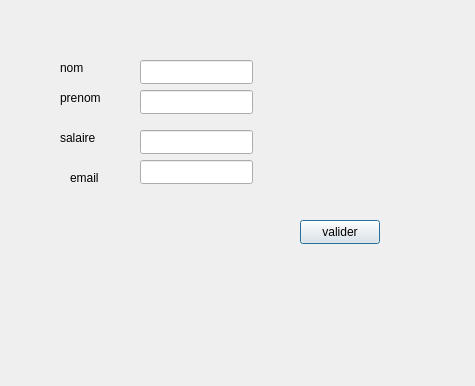
Before: the Qt Designer form finale/ajout.ui in ons-ghariani18/NexApp, drawn with Qt 5.
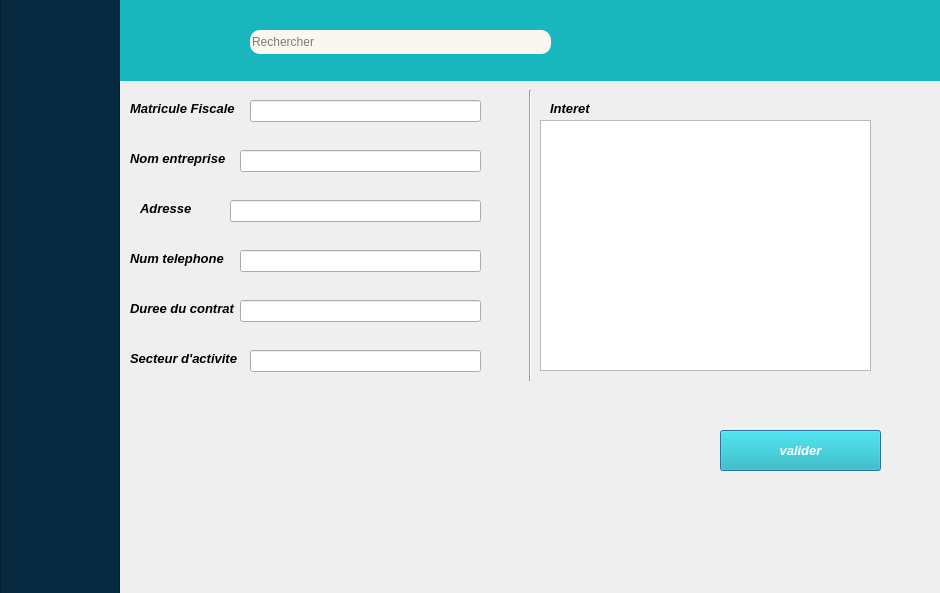
After: the same form once the commit is applied.

Diff of the .ui file:
```diff
--- a/finale/ajout.ui
+++ b/finale/ajout.ui
@@ -6,8 +6,8 @@
    <rect>
     <x>0</x>
     <y>0</y>
-    <width>475</width>
-    <height>386</height>
+    <width>940</width>
+    <height>593</height>
    </rect>
   </property>
   <property name="windowTitle">
@@ -16,108 +16,304 @@
   <widget class="QLabel" name="label">
    <property name="geometry">
     <rect>
-     <x>60</x>
-     <y>60</y>
-     <width>49</width>
+     <x>130</x>
+     <y>100</y>
+     <width>151</width>
      <height>16</height>
     </rect>
    </property>
+   <property name="font">
+    <font>
+     <pointsize>10</pointsize>
+     <italic>true</italic>
+     <bold>true</bold>
+    </font>
+   </property>
    <property name="text">
-    <string>nom</string>
+    <string>Matricule Fiscale </string>
    </property>
   </widget>
   <widget class="QLabel" name="label_2">
    <property name="geometry">
     <rect>
-     <x>60</x>
-     <y>90</y>
-     <width>49</width>
+     <x>130</x>
+     <y>150</y>
+     <width>151</width>
      <height>16</height>
     </rect>
    </property>
+   <property name="font">
+    <font>
+     <pointsize>10</pointsize>
+     <italic>true</italic>
+     <bold>true</bold>
+    </font>
+   </property>
    <property name="text">
-    <string>prenom</string>
+    <string>Nom entreprise </string>
    </property>
   </widget>
   <widget class="QLabel" name="label_3">
    <property name="geometry">
     <rect>
-     <x>60</x>
-     <y>130</y>
-     <width>49</width>
+     <x>140</x>
+     <y>200</y>
+     <width>151</width>
      <height>16</height>
     </rect>
    </property>
+   <property name="font">
+    <font>
+     <pointsize>10</pointsize>
+     <italic>true</italic>
+     <bold>true</bold>
+    </font>
+   </property>
    <property name="text">
-    <string>salaire</string>
+    <string>Adresse </string>
    </property>
   </widget>
   <widget class="QLabel" name="label_4">
    <property name="geometry">
     <rect>
-     <x>70</x>
-     <y>170</y>
-     <width>49</width>
+     <x>130</x>
+     <y>250</y>
+     <width>151</width>
      <height>16</height>
     </rect>
    </property>
+   <property name="font">
+    <font>
+     <pointsize>10</pointsize>
+     <italic>true</italic>
+     <bold>true</bold>
+    </font>
+   </property>
    <property name="text">
-    <string>email</string>
+    <string>Num telephone </string>
    </property>
   </widget>
-  <widget class="QLineEdit" name="lineEdit_Nom">
+  <widget class="QLabel" name="label_5">
    <property name="geometry">
     <rect>
-     <x>140</x>
-     <y>60</y>
-     <width>113</width>
-     <height>24</height>
+     <x>130</x>
+     <y>300</y>
+     <width>151</width>
+     <height>16</height>
     </rect>
    </property>
+   <property name="font">
+    <font>
+     <pointsize>10</pointsize>
+     <italic>true</italic>
+     <bold>true</bold>
+    </font>
+   </property>
+   <property name="text">
+    <string>Duree du contrat </string>
+   </property>
   </widget>
-  <widget class="QLineEdit" name="lineEdit_Prenom">
+  <widget class="QLabel" name="label_6">
    <property name="geometry">
     <rect>
-     <x>140</x>
-     <y>90</y>
-     <width>113</width>
-     <height>24</height>
+     <x>130</x>
+     <y>350</y>
+     <width>151</width>
+     <height>16</height>
     </rect>
    </property>
+   <property name="font">
+    <font>
+     <pointsize>10</pointsize>
+     <italic>true</italic>
+     <bold>true</bold>
+    </font>
+   </property>
+   <property name="text">
+    <string>Secteur d'activite</string>
+   </property>
   </widget>
-  <widget class="QLineEdit" name="lineEdit_Email">
+  <widget class="QLabel" name="label_7">
    <property name="geometry">
     <rect>
-     <x>140</x>
-     <y>130</y>
-     <width>113</width>
-     <height>24</height>
+     <x>550</x>
+     <y>100</y>
+     <width>151</width>
+     <height>16</height>
     </rect>
    </property>
+   <property name="font">
+    <font>
+     <pointsize>10</pointsize>
+     <italic>true</italic>
+     <bold>true</bold>
+    </font>
+   </property>
+   <property name="text">
+    <string>Interet </string>
+   </property>
   </widget>
   <widget class="QLineEdit" name="lineEdit_Salaire">
    <property name="geometry">
     <rect>
-     <x>140</x>
-     <y>160</y>
-     <width>113</width>
-     <height>24</height>
+     <x>250</x>
+     <y>100</y>
+     <width>231</width>
+     <height>22</height>
+    </rect>
+   </property>
+  </widget>
+  <widget class="QLineEdit" name="nomEntreprise_LE">
+   <property name="geometry">
+    <rect>
+     <x>240</x>
+     <y>150</y>
+     <width>241</width>
+     <height>22</height>
+    </rect>
+   </property>
+  </widget>
+  <widget class="QLineEdit" name="adresse_LE">
+   <property name="geometry">
+    <rect>
+     <x>230</x>
+     <y>200</y>
+     <width>251</width>
+     <height>22</height>
+    </rect>
+   </property>
+  </widget>
+  <widget class="QLineEdit" name="numeroTelephone_LE">
+   <property name="geometry">
+    <rect>
+     <x>240</x>
+     <y>250</y>
+     <width>241</width>
+     <height>22</height>
+    </rect>
+   </property>
+  </widget>
+  <widget class="QLineEdit" name="dureeContrat_LE">
+   <property name="geometry">
+    <rect>
+     <x>240</x>
+     <y>300</y>
+     <width>241</width>
+     <height>22</height>
+    </rect>
+   </property>
+  </widget>
+  <widget class="QLineEdit" name="secteurActivite_LE">
+   <property name="geometry">
+    <rect>
+     <x>250</x>
+     <y>350</y>
+     <width>231</width>
+     <height>22</height>
     </rect>
    </property>
   </widget>
   <widget class="QPushButton" name="pushButton">
    <property name="geometry">
     <rect>
-     <x>300</x>
-     <y>220</y>
-     <width>80</width>
-     <height>24</height>
+     <x>720</x>
+     <y>430</y>
+     <width>161</width>
+     <height>41</height>
     </rect>
    </property>
+   <property name="font">
+    <font>
+     <pointsize>10</pointsize>
+     <italic>true</italic>
+     <bold>true</bold>
+    </font>
+   </property>
+   <property name="styleSheet">
+    <string notr="true">background-color: rgb(24, 183, 190);
+color: rgb(255, 255, 255);</string>
+   </property>
    <property name="text">
     <string>valider</string>
    </property>
   </widget>
+  <widget class="QPlainTextEdit" name="interet_TE">
+   <property name="geometry">
+    <rect>
+     <x>540</x>
+     <y>120</y>
+     <width>331</width>
+     <height>251</height>
+    </rect>
+   </property>
+  </widget>
+  <widget class="QFrame" name="frame">
+   <property name="geometry">
+    <rect>
+     <x>0</x>
+     <y>-11</y>
+     <width>120</width>
+     <height>671</height>
+    </rect>
+   </property>
+   <property name="styleSheet">
+    <string notr="true">background-color: rgb(7, 42, 64);</string>
+   </property>
+   <property name="frameShape">
+    <enum>QFrame::StyledPanel</enum>
+   </property>
+   <property name="frameShadow">
+    <enum>QFrame::Raised</enum>
+   </property>
+  </widget>
+  <widget class="QWidget" name="widget" native="true">
+   <property name="geometry">
+    <rect>
+     <x>120</x>
+     <y>0</y>
+     <width>851</width>
+     <height>81</height>
+    </rect>
+   </property>
+   <property name="styleSheet">
+    <string notr="true">background-color: rgb(24, 183, 190);</string>
+   </property>
+   <widget class="QLineEdit" name="lineEdit">
+    <property name="geometry">
+     <rect>
+      <x>130</x>
+      <y>30</y>
+      <width>301</width>
+      <height>24</height>
+     </rect>
+    </property>
+    <property name="styleSheet">
+     <string notr="true">border-radius: 10px; /* rayon des coins */
+background-color: rgb(249, 247, 240);
+color : rgb(0,0,0);
+</string>
+    </property>
+    <property name="placeholderText">
+     <string>Rechercher</string>
+    </property>
+    <property name="clearButtonEnabled">
+     <bool>false</bool>
+    </property>
+   </widget>
+  </widget>
+  <widget class="Line" name="line">
+   <property name="geometry">
+    <rect>
+     <x>520</x>
+     <y>90</y>
+     <width>20</width>
+     <height>291</height>
+    </rect>
+   </property>
+   <property name="orientation">
+    <enum>Qt::Vertical</enum>
+   </property>
+  </widget>
  </widget>
  <resources/>
  <connections/>
```
Left out of the diff: 2 changed lines with no effect on the pictures.
